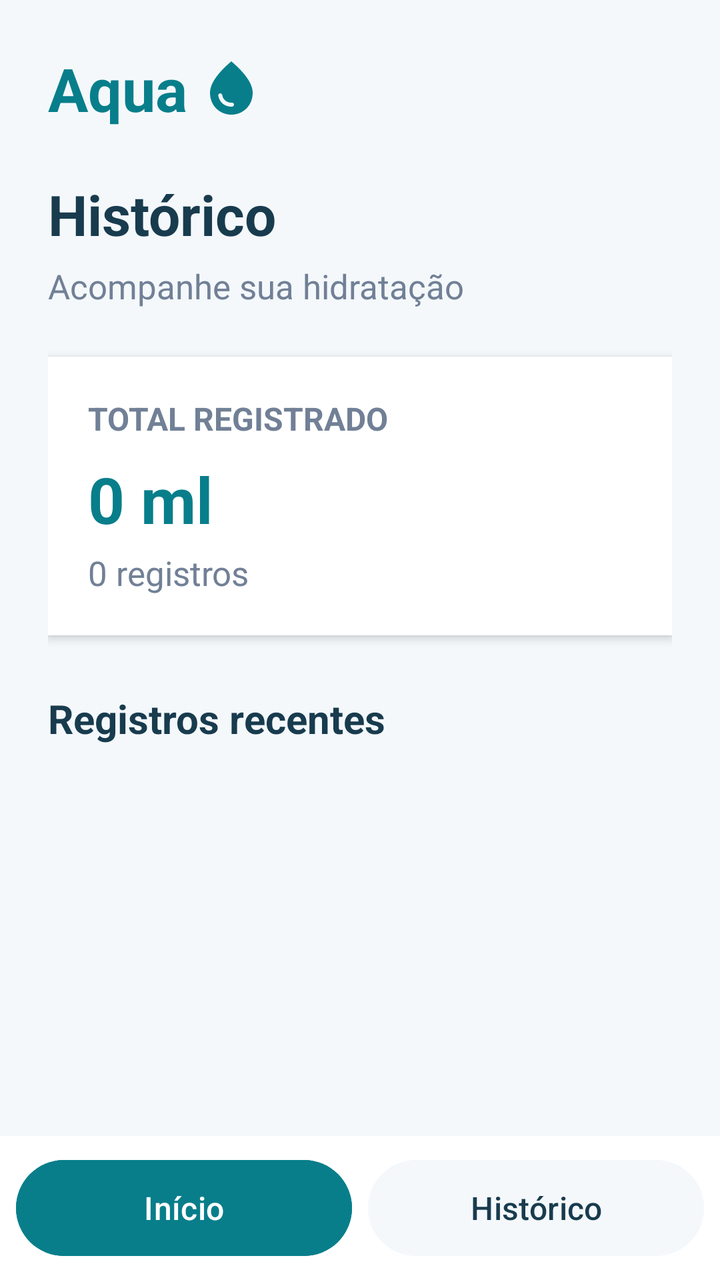
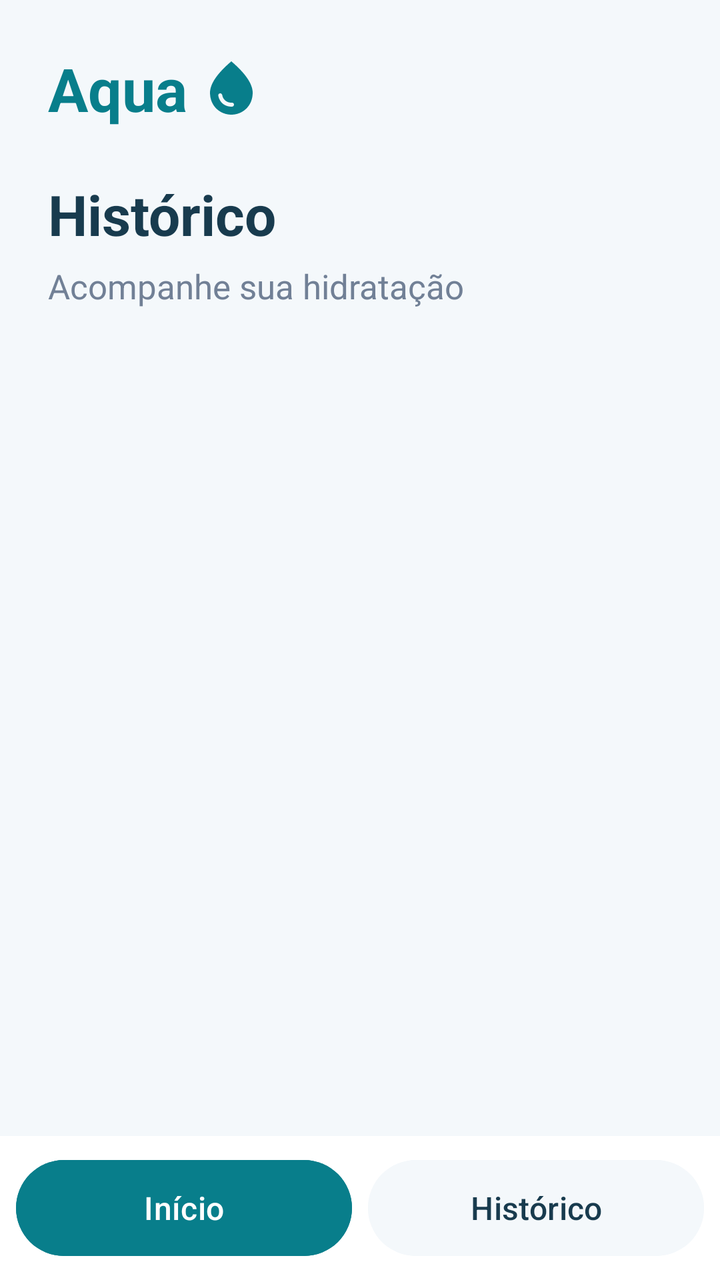

Compare the two renders of this Android layout. The source of the first and the diff that turns it into the second are given below.
<!-- AndroidManifest.xml: application theme Theme.Aqua -->
<!-- res/layout/activity_history.xml -->
<?xml version="1.0" encoding="utf-8"?>
<LinearLayout xmlns:android="http://schemas.android.com/apk/res/android"
    android:layout_width="match_parent"
    android:layout_height="match_parent"
    android:orientation="vertical"
    android:background="#F4F8FB">

    <ScrollView
        android:layout_width="match_parent"
        android:layout_height="0dp"
        android:layout_weight="1"
        android:fillViewport="true">

        <LinearLayout
            android:layout_width="match_parent"
            android:layout_height="wrap_content"
            android:orientation="vertical"
            android:padding="24dp">

            <include
                layout="@layout/view_aqua_header"
                android:layout_width="wrap_content"
                android:layout_height="wrap_content" />

            <TextView
                android:layout_width="wrap_content"
                android:layout_height="wrap_content"
                android:layout_marginTop="24dp"
                android:text="Histórico"
                android:textColor="#183B4E"
                android:textSize="28sp"
                android:textStyle="bold" />

            <TextView
                android:layout_width="wrap_content"
                android:layout_height="wrap_content"
                android:layout_marginTop="6dp"
                android:text="Acompanhe sua hidratação"
                android:textColor="#718096"
                android:textSize="17sp" />

            <LinearLayout
                android:layout_width="match_parent"
                android:layout_height="wrap_content"
                android:layout_marginTop="24dp"
                android:background="#FFFFFF"
                android:elevation="3dp"
                android:orientation="vertical"
                android:padding="20dp">

                <TextView
                    android:layout_width="wrap_content"
                    android:layout_height="wrap_content"
                    android:text="TOTAL REGISTRADO"
                    android:textColor="#718096"
                    android:textSize="16sp"
                    android:textStyle="bold" />

                <TextView
                    android:id="@+id/tvHistoryTotal"
                    android:layout_width="wrap_content"
                    android:layout_height="wrap_content"
                    android:layout_marginTop="8dp"
                    android:text="0 ml"
                    android:textColor="#087E8B"
                    android:textSize="32sp"
                    android:textStyle="bold" />

                <TextView
                    android:id="@+id/tvHistoryCount"
                    android:layout_width="wrap_content"
                    android:layout_height="wrap_content"
                    android:layout_marginTop="4dp"
                    android:text="0 registros"
                    android:textColor="#718096"
                    android:textSize="17sp" />

            </LinearLayout>

            <TextView
                android:layout_width="wrap_content"
                android:layout_height="wrap_content"
                android:layout_marginTop="28dp"
                android:text="Registros recentes"
                android:textColor="#183B4E"
                android:textSize="20sp"
                android:textStyle="bold" />

            <TextView
                android:id="@+id/tvHistoryEmpty"
                android:layout_width="match_parent"
                android:layout_height="wrap_content"
                android:layout_marginTop="20dp"
                android:gravity="center"
                android:padding="24dp"
                android:text="&#10;Nenhum registro ainda.&#10;Adicione água na tela inicial!"
                android:textColor="#718096"
                android:textSize="17sp"
                android:visibility="gone" />

            <LinearLayout
                android:id="@+id/historyList"
                android:layout_width="match_parent"
                android:layout_height="wrap_content"
                android:layout_marginTop="12dp"
                android:orientation="vertical" />

        </LinearLayout>
    </ScrollView>

    <include layout="@layout/view_bottom_nav" />

</LinearLayout>
<!-- res/layout/view_aqua_header.xml (included above) -->
<?xml version="1.0" encoding="utf-8"?>
<LinearLayout xmlns:android="http://schemas.android.com/apk/res/android"
    android:layout_width="wrap_content"
    android:layout_height="wrap_content"
    android:orientation="horizontal"
    android:gravity="center_vertical">

    <TextView
        android:layout_width="wrap_content"
        android:layout_height="wrap_content"
        android:text="Aqua"
        android:textColor="#087E8B"
        android:textSize="30sp"
        android:textStyle="bold" />

    <ImageView
        android:layout_width="32dp"
        android:layout_height="32dp"
        android:layout_marginStart="6dp"
        android:src="@drawable/ic_droplet"
        android:contentDescription="Ícone de hidratação"
        android:scaleType="fitCenter" />

</LinearLayout>
<!-- res/layout/view_bottom_nav.xml (included above) -->
<?xml version="1.0" encoding="utf-8"?>
<LinearLayout xmlns:android="http://schemas.android.com/apk/res/android"
    android:layout_width="match_parent"
    android:layout_height="72dp"
    android:orientation="horizontal"
    android:background="#FFFFFF"
    android:padding="8dp">

    <Button
        android:id="@+id/navHome"
        android:layout_width="0dp"
        android:layout_height="match_parent"
        android:layout_weight="1"
        android:text="Início"
        android:textColor="#FFFFFF"
        android:backgroundTint="#087E8B"
        android:textSize="16sp" />

    <Button
        android:id="@+id/navHistory"
        android:layout_width="0dp"
        android:layout_height="match_parent"
        android:layout_weight="1"
        android:layout_marginStart="8dp"
        android:text="Histórico"
        android:textColor="#183B4E"
        android:backgroundTint="#F4F8FB"
        android:textSize="16sp" />

</LinearLayout>
<!-- resources referenced by this layout -->
<resources>
  <!-- drawable ic_droplet (drawable) -->
  <vector xmlns:android="http://schemas.android.com/apk/res/android" android:height="24dp" android:tint="#087E8B" android:viewportHeight="24" android:viewportWidth="24" android:width="24dp">
        
      <path android:fillColor="@android:color/white" android:pathData="M12,2c-5.33,4.55 -8,8.48 -8,11.8c0,4.98 3.8,8.2 8,8.2s8,-3.22 8,-8.2C20,10.48 17.33,6.55 12,2zM7.83,14c0.37,0 0.67,0.26 0.74,0.62c0.41,2.22 2.28,2.98 3.64,2.87c0.43,-0.02 0.79,0.32 0.79,0.75c0,0.4 -0.32,0.73 -0.72,0.75c-2.13,0.13 -4.62,-1.09 -5.19,-4.12C7.01,14.42 7.37,14 7.83,14z"/>
      
  </vector>
  <style name="Theme.Aqua" parent="Base.Theme.Aqua" />
  <style name="Base.Theme.Aqua" parent="Theme.Material3.DayNight.NoActionBar">
          
          
      </style>
</resources>

<!-- the commit's change to res/layout/activity_history.xml (unified diff, before → after) -->
@@ -38,53 +38,6 @@
                 android:text="Acompanhe sua hidratação"
                 android:textColor="#718096"
                 android:textSize="17sp" />
-
-            <LinearLayout
-                android:layout_width="match_parent"
-                android:layout_height="wrap_content"
-                android:layout_marginTop="24dp"
-                android:background="#FFFFFF"
-                android:elevation="3dp"
-                android:orientation="vertical"
-                android:padding="20dp">
-
-                <TextView
-                    android:layout_width="wrap_content"
-                    android:layout_height="wrap_content"
-                    android:text="TOTAL REGISTRADO"
-                    android:textColor="#718096"
-                    android:textSize="16sp"
-                    android:textStyle="bold" />
-
-                <TextView
-                    android:id="@+id/tvHistoryTotal"
-                    android:layout_width="wrap_content"
-                    android:layout_height="wrap_content"
-                    android:layout_marginTop="8dp"
-                    android:text="0 ml"
-                    android:textColor="#087E8B"
-                    android:textSize="32sp"
-                    android:textStyle="bold" />
-
-                <TextView
-                    android:id="@+id/tvHistoryCount"
-                    android:layout_width="wrap_content"
-                    android:layout_height="wrap_content"
-                    android:layout_marginTop="4dp"
-                    android:text="0 registros"
-                    android:textColor="#718096"
-                    android:textSize="17sp" />
-
-            </LinearLayout>
-
-            <TextView
-                android:layout_width="wrap_content"
-                android:layout_height="wrap_content"
-                android:layout_marginTop="28dp"
-                android:text="Registros recentes"
-                android:textColor="#183B4E"
-                android:textSize="20sp"
-                android:textStyle="bold" />
 
             <TextView
                 android:id="@+id/tvHistoryEmpty"
